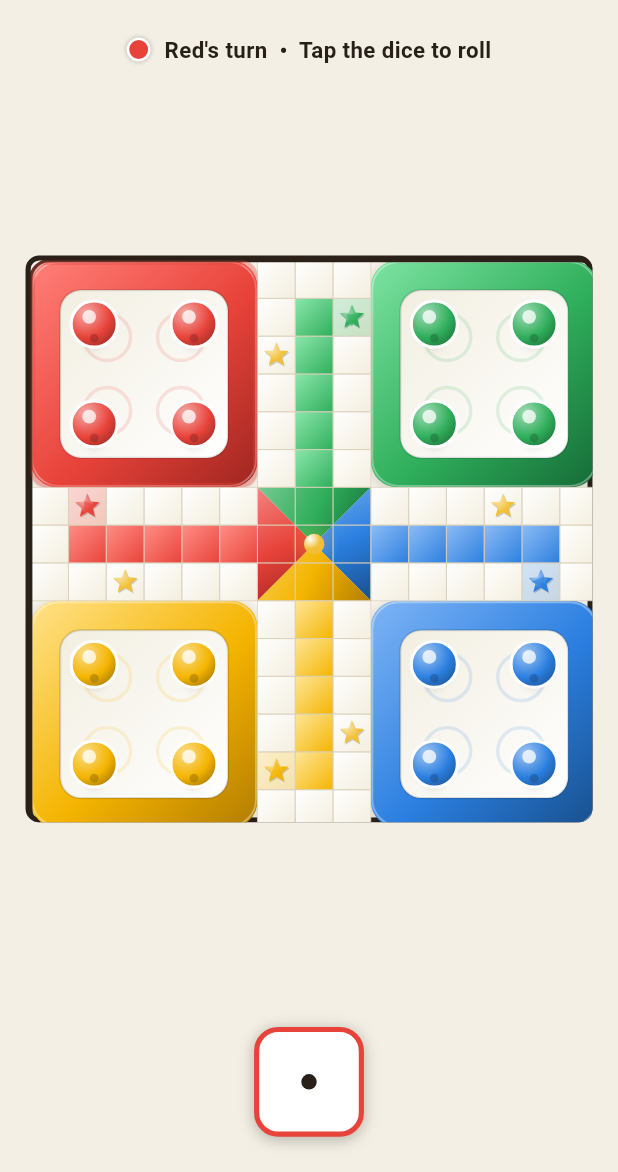
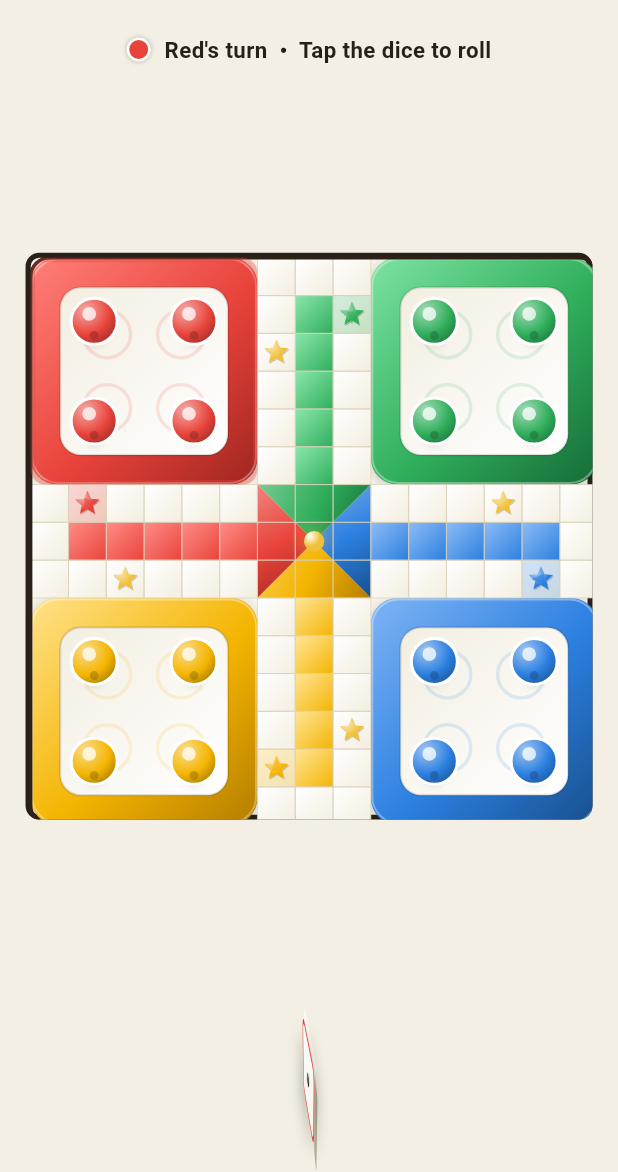
Before and after one commit to Gulshid/Ludo-Game, a Flutter app: the GameScreen screen opened directly, on a phone screen of 412 x 824 dp, the part 64-1236 px from its top. Run offline on Flutter 3.47's test engine with Material 3 defaults, Android fonts, the phone set to English and light mode, and no system bars; our stand-ins replace audioplayers, confetti, flutter_screenutil, shared_preferences; accounts and stored records are empty.

Commit message:
dice widget is updated

```diff
--- a/ludo_game/lib/widgets/dice_widget.dart
+++ b/ludo_game/lib/widgets/dice_widget.dart
@@ -7,9 +7,10 @@ import '../constants/app_colors.dart';
 import '../models/game_phase.dart';
 import '../providers/game_provider.dart';
 
-/// A tappable dice: cycles random faces briefly for a "rolling" feel,
-/// lands on the real rolled value, and is disabled whenever it isn't
-/// the local player's turn to roll.
+/// A tappable 3D dice: always rendered as a beveled cube (visible top
+/// and side faces even at rest), and on tap it genuinely tumbles in 3D
+/// (rotateX + rotateY) before landing on the real rolled value from
+/// [GameProvider.rollDice].
 class DiceWidget extends StatefulWidget {
   const DiceWidget({super.key});
 
@@ -17,75 +18,213 @@ class DiceWidget extends StatefulWidget {
   State<DiceWidget> createState() => _DiceWidgetState();
 }
 
-class _DiceWidgetState extends State<DiceWidget> {
+class _DiceWidgetState extends State<DiceWidget> with SingleTickerProviderStateMixin {
   final Random _random = Random();
   int _displayValue = 1;
   bool _isRolling = false;
+
+  late final AnimationController _tumbleController;
+  late double _spinsX;
+  late double _spinsY;
+
+  @override
+  void initState() {
+    super.initState();
+    _tumbleController = AnimationController(
+      vsync: this,
+      duration: const Duration(milliseconds: 850),
+    );
+    _spinsX = 2 + _random.nextDouble();
+    _spinsY = 1.5 + _random.nextDouble();
+  }
+
+  @override
+  void dispose() {
+    _tumbleController.dispose();
+    super.dispose();
+  }
 
   Future<void> _handleTap(GameProvider provider) async {
     if (_isRolling || !provider.isInitialized || provider.phase != GamePhase.rollPhase) {
       return;
     }
 
-    setState(() => _isRolling = true);
+    setState(() {
+      _isRolling = true;
+      _spinsX = 2 + _random.nextDouble() * 1.5;
+      _spinsY = 1.4 + _random.nextDouble() * 1.5;
+    });
 
-    // Quick random-face cycling to sell the "rolling" feel before
-    // landing on the real, provider-generated value.
-    const cycleDelay = Duration(milliseconds: 80);
-    for (int i = 0; i < 8; i++) {
-      setState(() => _displayValue = _random.nextInt(6) + 1);
-      await Future.delayed(cycleDelay);
-    }
+    // Cycle random faces while the cube tumbles, for extra chaos.
+    unawaited(_cyclePips());
 
+    _tumbleController.forward(from: 0);
     final finalValue = provider.rollDice();
+    await Future.delayed(const Duration(milliseconds: 850));
     if (!mounted) return;
+
     setState(() {
       _displayValue = finalValue;
       _isRolling = false;
     });
+    _tumbleController.value = 0;
+  }
 
-    // No auto-advance here anymore: Phase 5 added real token movement.
-    // The turn now ends when the player taps a movable token
-    // (GameProvider.moveToken) or, if nothing can legally move,
-    // GameProvider auto-passes the turn on its own after a short delay.
+  Future<void> _cyclePips() async {
+    const cycleDelay = Duration(milliseconds: 70);
+    for (int i = 0; i < 10; i++) {
+      if (!mounted || !_isRolling) return;
+      setState(() => _displayValue = _random.nextInt(6) + 1);
+      await Future.delayed(cycleDelay);
+    }
   }
 
   @override
   Widget build(BuildContext context) {
     final provider = context.watch<GameProvider>();
-    final bool canRoll = provider.isInitialized &&
-        provider.phase == GamePhase.rollPhase &&
-        !_isRolling;
+    final bool canRoll =
+        provider.isInitialized && provider.phase == GamePhase.rollPhase && !_isRolling;
 
-    final Color borderColor = provider.isInitialized
-        ? provider.currentPlayer.color.displayColor
-        : AppColors.disabled;
+    final Color accent =
+        provider.isInitialized ? provider.currentPlayer.color.displayColor : AppColors.disabled;
 
     return GestureDetector(
       onTap: () => _handleTap(provider),
+      child: AnimatedBuilder(
+        animation: _tumbleController,
+        builder: (context, child) {
+          final t = _tumbleController.value;
+          final settle = Curves.easeOutCubic.transform(t);
+          final rotX = (1 - settle) * _spinsX * 2 * pi;
+          final rotY = (1 - settle) * _spinsY * 2 * pi;
+          final hop = sin(t * pi) * -14.h;
+
+          return Transform.translate(
+            offset: Offset(0, hop),
+            child: Transform(
+              alignment: Alignment.center,
+              transform: Matrix4.identity()
+                ..setEntry(3, 2, 0.003)
+                ..rotateX(rotX)
+                ..rotateY(rotY),
               child: AnimatedScale(
-        scale: canRoll ? 1.0 : 0.92,
+                scale: canRoll ? 1.0 : 0.94,
                 duration: const Duration(milliseconds: 150),
                 curve: Curves.easeOut,
+                child: child,
+              ),
+            ),
+          );
+        },
+        child: _DiceCube(
+          value: _displayValue,
+          accent: accent,
+          dimmed: !canRoll && !_isRolling,
+        ),
+      ),
+    );
+  }
+}
+
+void unawaited(Future<void> future) {}
+
+/// A beveled cube built from three visible faces (front, top, right) so
+/// it reads as a real 3D die even while at rest — the tumble animation
+/// in the parent widget then rotates this whole cube in 3D space.
+class _DiceCube extends StatelessWidget {
+  final int value;
+  final Color accent;
+  final bool dimmed;
+
+  const _DiceCube({required this.value, required this.accent, required this.dimmed});
+
+  @override
+  Widget build(BuildContext context) {
+    final double s = 58.w;
+    final double depth = s * 0.16;
+
+    return Opacity(
+      opacity: dimmed ? 0.55 : 1.0,
+      child: SizedBox(
+        width: s + depth,
+        height: s + depth,
+        child: Stack(
+          clipBehavior: Clip.none,
+          children: [
+            // Top face (skewed parallelogram) — catches the most light.
+            Positioned(
+              left: depth,
+              top: 0,
+              child: Transform(
+                transform: Matrix4.skewX(-0.001)
+                  ..setEntry(0, 1, -0.55)
+                  ..scale(1.0, 0.5),
+                alignment: Alignment.topLeft,
                 child: Container(
-          width: 64.w,
-          height: 64.w,
+                  width: s,
+                  height: depth * 2.6,
+                  decoration: BoxDecoration(
+                    borderRadius: BorderRadius.circular(4.r),
+                    gradient: LinearGradient(
+                      begin: Alignment.topCenter,
+                      end: Alignment.bottomCenter,
+                      colors: [Colors.white, const Color(0xFFEDEAE0)],
+                    ),
+                  ),
+                ),
+              ),
+            ),
+            // Right face — darker side, gives the box its depth.
+            Positioned(
+              left: s,
+              top: depth,
+              child: Transform(
+                transform: Matrix4.identity()
+                  ..setEntry(1, 0, 0.55)
+                  ..scale(0.5, 1.0),
+                alignment: Alignment.topLeft,
+                child: Container(
+                  width: depth * 2.6,
+                  height: s,
+                  decoration: BoxDecoration(
+                    borderRadius: BorderRadius.circular(4.r),
+                    gradient: const LinearGradient(
+                      begin: Alignment.centerLeft,
+                      end: Alignment.centerRight,
+                      colors: [Color(0xFFCFC9B8), Color(0xFFA9A28D)],
+                    ),
+                  ),
+                ),
+              ),
+            ),
+            // Front face — the one showing the rolled value.
+            Positioned(
+              left: 0,
+              top: depth,
+              child: Container(
+                width: s,
+                height: s,
                 decoration: BoxDecoration(
                   color: Colors.white,
-            borderRadius: BorderRadius.circular(14.r),
-            border: Border.all(color: borderColor, width: 3.w),
+                  borderRadius: BorderRadius.circular(10.r),
+                  border: Border.all(color: accent, width: 3.w),
+                  gradient: const LinearGradient(
+                    begin: Alignment.topLeft,
+                    end: Alignment.bottomRight,
+                    colors: [Colors.white, Color(0xFFF5F2E8)],
+                  ),
                   boxShadow: [
                     BoxShadow(
-                color: Colors.black26,
-                blurRadius: canRoll ? 8 : 3,
-                offset: const Offset(0, 2),
+                      color: Colors.black.withValues(alpha: 0.35),
+                      blurRadius: 10.r,
+                      offset: Offset(2.w, 6.h),
                     ),
                   ],
                 ),
-          child: Opacity(
-            opacity: (canRoll || _isRolling) ? 1 : 0.4,
-            child: _DiceFace(value: _displayValue),
+                child: _DiceFace(value: value),
               ),
+            ),
+          ],
         ),
       ),
     );
@@ -93,38 +232,37 @@ class _DiceWidgetState extends State<DiceWidget> {
 }
 
 /// Draws a classic dice pip layout (1-6) on a 3x3 grid, no image assets
-/// required.
+/// required, with each pip rendered as a tiny glossy sphere.
 class _DiceFace extends StatelessWidget {
   final int value;
 
   const _DiceFace({required this.value});
 
-  // Each entry lists which (row, col) cells of a 3x3 grid get a pip.
   static const Map<int, List<List<int>>> _pipGrid = {
     1: [
-      [1, 1],
+      [1, 1]
     ],
     2: [
       [0, 0],
-      [2, 2],
+      [2, 2]
     ],
     3: [
       [0, 0],
       [1, 1],
-      [2, 2],
+      [2, 2]
     ],
     4: [
       [0, 0],
       [0, 2],
       [2, 0],
-      [2, 2],
+      [2, 2]
     ],
     5: [
       [0, 0],
       [0, 2],
       [1, 1],
       [2, 0],
-      [2, 2],
+      [2, 2]
     ],
     6: [
       [0, 0],
@@ -132,7 +270,7 @@ class _DiceFace extends StatelessWidget {
       [1, 0],
       [1, 2],
       [2, 0],
-      [2, 2],
+      [2, 2]
     ],
   };
 
@@ -154,9 +292,18 @@ class _DiceFace extends StatelessWidget {
                         ? Container(
                             width: 9.w,
                             height: 9.w,
-                            decoration: const BoxDecoration(
-                              color: AppColors.appBarText,
+                            decoration: BoxDecoration(
                               shape: BoxShape.circle,
+                              gradient: RadialGradient(
+                                center: const Alignment(-0.4, -0.5),
+                                colors: [
+                                  Color.lerp(AppColors.appBarText, Colors.white, 0.3)!,
+                                  AppColors.appBarText,
+                                ],
+                              ),
+                              boxShadow: const [
+                                BoxShadow(color: Colors.black38, blurRadius: 1),
+                              ],
                             ),
                           )
                         : const SizedBox.shrink(),
```
Lines whose indentation alone changed are shown as unchanged.
